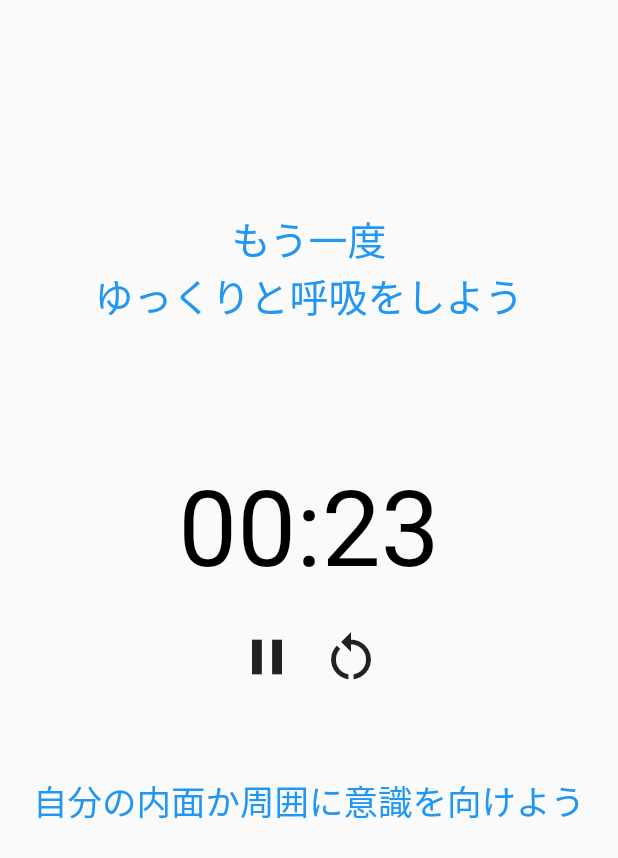
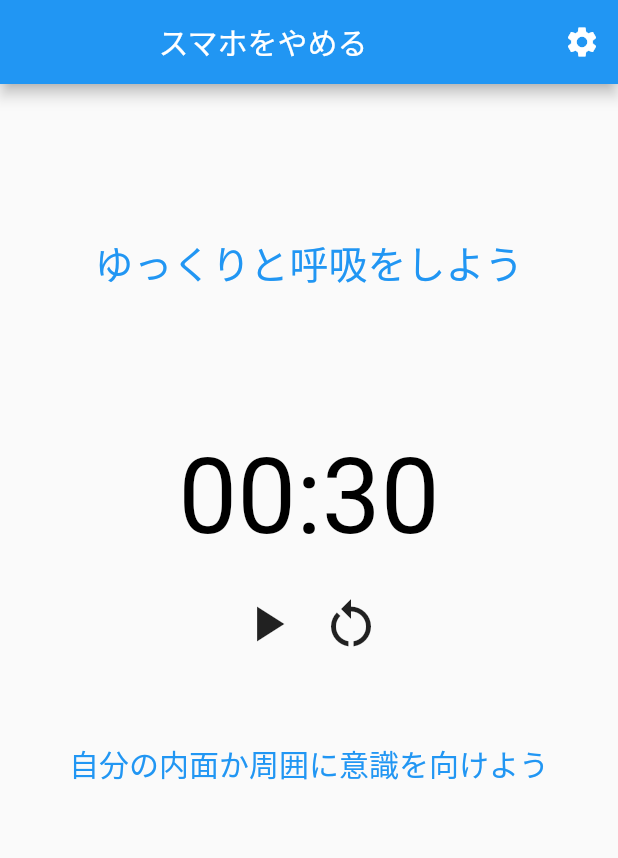
Before and after one commit to sugoroku525/timer_flutter, a Flutter app: the screen it shows after launch, on a phone screen of 412 x 824 dp. Shown: the top 858 px of the screen. Run offline on Flutter 3.47's test engine with Material 2 defaults, Android fonts, the phone set to English and light mode, and no system bars.

Commit message:
設定画面とか追加

```diff
--- a/lib/main.dart
+++ b/lib/main.dart
@@ -2,130 +2,26 @@ import 'package:flutter/material.dart';
 import 'package:intl/intl.dart';
 import 'dart:async';
 import 'package:stop_flutter/nextpage.dart';
+import 'package:stop_flutter/settings.dart';
 import 'package:stop_flutter/shutdownpage.dart';
 import 'nextpage.dart';
 import 'shutdownpage.dart';
+import 'stop.dart';
+import 'stop2.dart';
 
 void main() {
   runApp(MaterialApp(
+    theme: ThemeData(
+    brightness: Brightness.light,
+    primaryColor: Colors.lightBlue[800],
+    ),
     initialRoute:Stop.id,
     routes:{
       Stop.id:(context)=>Stop(),
+      Stop2.id:(context)=>Stop2(),
       NextPage.id:(context)=>NextPage(),
-      ShutdownPage.id:(context)=>ShutdownPage()
+      ShutdownPage.id:(context)=>ShutdownPage(),
+      Settings.id:(context)=>Settings()
     }
   ));
 }
-
-class Stop extends StatefulWidget{
-  static const String id = 'Stop';
-  @override
-  _StopState createState()=>_StopState();
-}
-
-class _StopState extends State<Stop> {
-  var _timer;
-  var _currentSeconds;
-  @override
-
-  void dispose(){
-    super.dispose();
-    _timer.cancer();
-  }
-
-
-  @override
-  void initState(){
-    super.initState();
-    final workMinuts = 0;
-    _currentSeconds = workMinuts * 60+30;
-    _timer = countTimer();
-  }
-
-  Timer countTimer(){
-    return Timer.periodic(
-      const Duration(seconds:1),
-      (Timer timer){
-        if(_currentSeconds<1){
-          timer.cancel();
-          Navigator.pushNamed(context, NextPage.id);
-        }
-        else{
-          setState((){
-            _currentSeconds = _currentSeconds -1;
-          });
-        }
-      }
-    );
-  }
-
-  Widget build(BuildContext context) {
-
-    return Scaffold(
-      body: SafeArea(
-        child:Column(
-        mainAxisAlignment: MainAxisAlignment.start,
-
-        children: <Widget>[
-          SizedBox(height:140.0),
-
-
-            Text('もう一度',style: TextStyle(fontSize:26.0,color: Colors.blue ),),
-         Text('ゆっくりと呼吸をしよう',style:TextStyle(fontSize: 26.0,color: Colors.blue)),
-           SizedBox(height:80.0),
-          const SizedBox(height:16),
-          _timeStr(),
-
-          const SizedBox(height:16),
-          _panel(),
-          SizedBox(height:50.0),
-
-          Text('自分の内面か周囲に意識を向けよう',style:TextStyle(fontSize: 23.0,color: Colors.blue)),
-
-        ]
-      ),
-      )
-
-    );
-  }
-  Widget _timeStr(){
-    return Text(
-      timeString(_currentSeconds),
-      style:TextStyle(fontSize: 70,color: Colors.black),
-    );
-  }
-  String timeString(int leftSeconds){
-    final minutes = (leftSeconds /60).floor().toString().padLeft(2,'0');
-    final seconds = (leftSeconds %60).floor().toString().padLeft(2,'0');
-    return '$minutes:$seconds';
-  }
-  Widget _panel(){
-    return Row(
-      mainAxisAlignment: MainAxisAlignment.center,
-      children: <Widget>[
-        IconButton(onPressed: (){
-          setState(() {
-            if(_timer.isActive){
-            _timer.cancel();
-          }
-          else{
-            _timer = countTimer();
-          }
-          });
-
-        },
-          iconSize: 40.0,
-          icon: _timer.isActive? Icon(Icons.pause):Icon(Icons.play_arrow)),
-        IconButton(onPressed: (){
-          setState((){
-              _currentSeconds = 30;
-            });
-          },
-          iconSize: 40.0,
-          icon:Icon(Icons.restart_alt))
-
-      ],);
-  }
-
-
-}
--- a/lib/nextpage.dart
+++ b/lib/nextpage.dart
@@ -1,6 +1,6 @@
 import 'package:flutter/material.dart';
 import 'dart:math' as math;
-
+import 'stop2.dart';
 import 'package:stop_flutter/main.dart';
 import 'package:stop_flutter/shutdownpage.dart';
 
@@ -52,7 +52,7 @@ class NextPage extends StatelessWidget {
               child: TextButton(
                 style: TextButton.styleFrom(backgroundColor: Colors.blue),
                 onPressed:(){
-                  Navigator.pushNamed(context, Stop.id);
+                  Navigator.pushNamed(context, Stop2.id);
                 } ,
               child: Text('いいえ',style:TextStyle(color: Colors.white,fontSize: 15),),),
             )
--- /dev/null
+++ b/lib/stop.dart
@@ -0,0 +1,131 @@
+import 'package:flutter/material.dart';
+import 'package:intl/intl.dart';
+import 'dart:async';
+import 'package:stop_flutter/nextpage.dart';
+import 'package:stop_flutter/settings.dart';
+import 'nextpage.dart';
+
+
+class Stop extends StatefulWidget{
+  static const String id = 'Stop';
+  @override
+  _StopState createState()=>_StopState();
+}
+
+class _StopState extends State<Stop> {
+  var _timer;
+  var _currentSeconds;
+  @override
+
+  void dispose(){
+    super.dispose();
+    _timer.cancel();
+  }
+
+
+  @override
+  void initState(){
+    super.initState();
+    final workMinuts = 0;
+    _currentSeconds = workMinuts * 60+30;
+    _timer = countTimer();
+    _timer.cancel();
+  }
+
+  Timer countTimer(){
+    return Timer.periodic(
+      const Duration(seconds:1),
+      (Timer timer){
+        if(_currentSeconds<1){
+          timer.cancel();
+          Navigator.pushNamed(context, NextPage.id);
+        }
+        else{
+          setState((){
+            _currentSeconds = _currentSeconds -1;
+          });
+
+        }
+      }
+    );
+  }
+
+  Widget build(BuildContext context) {
+
+    return Scaffold(
+      appBar: AppBar(
+        title: Text('                  スマホをやめる'),
+        actions: [
+        IconButton(onPressed: (){
+          Navigator.pushNamed(context, Settings.id);
+        }, icon: Icon(Icons.settings))
+      ],),
+      body: SafeArea(
+        child:Column(
+        mainAxisAlignment: MainAxisAlignment.start,
+
+        children: <Widget>[
+          SizedBox(height:100.0),
+
+
+            // Text('もう一度',style: TextStyle(fontSize:26.0,color: Colors.blue ),), //stop2.dartには追加
+         Text('ゆっくりと呼吸をしよう',style:TextStyle(fontSize: 26.0,color: Colors.blue)),
+           SizedBox(height:80.0),
+          const SizedBox(height:16),
+          _timeStr(),
+
+          const SizedBox(height:16),
+          _panel(),
+          SizedBox(height:50.0),
+
+          Text('自分の内面か周囲に意識を向けよう',style:TextStyle(fontSize: 20.0,color: Colors.blue)),
+
+        ]
+      ),
+      )
+
+    );
+  }
+
+  Widget _timeStr(){
+    return Text(
+      timeString(_currentSeconds),
+      style:TextStyle(fontSize: 70,color: Colors.black),
+    );
+  }
+  String timeString(int leftSeconds){
+    final minutes = (leftSeconds /60).floor().toString().padLeft(2,'0');
+    final seconds = (leftSeconds %60).floor().toString().padLeft(2,'0');
+    return '$minutes:$seconds';
+  }
+  Widget _panel(){
+    return Row(
+      mainAxisAlignment: MainAxisAlignment.center,
+      children: <Widget>[
+        IconButton(onPressed: (){
+          setState(() {
+            if(_timer.isActive){
+            _timer.cancel();
+          }
+          else{
+            _timer = countTimer();
+          }
+          });
+
+        },
+          iconSize: 40.0,
+          icon: _timer.isActive? Icon(Icons.pause):Icon(Icons.play_arrow)),
+        IconButton(onPressed: (){
+          setState((){
+              _currentSeconds = 30;
+              _timer.cancel();
+            });
+          },
+          iconSize: 40.0,
+          icon:Icon(Icons.restart_alt))
+
+      ],);
+  }
+
+
+}
--- a/pubspec.yaml
+++ b/pubspec.yaml
@@ -34,8 +34,7 @@ dependencies:
 dev_dependencies:
   flutter_test:
     sdk: flutter
-  bloc_test: ^8.0.2
-  mocktail: ^0.1.4
+
 # For information on the generic Dart part of this file, see the
 # following page: https://dart.dev/tools/pub/pubspec
 
```
Also changed, not shown: lib/settings.dart (added, +51 -0 lines), lib/stop2.dart (added, +121 -0 lines), pubspec.lock, 3 other files.
